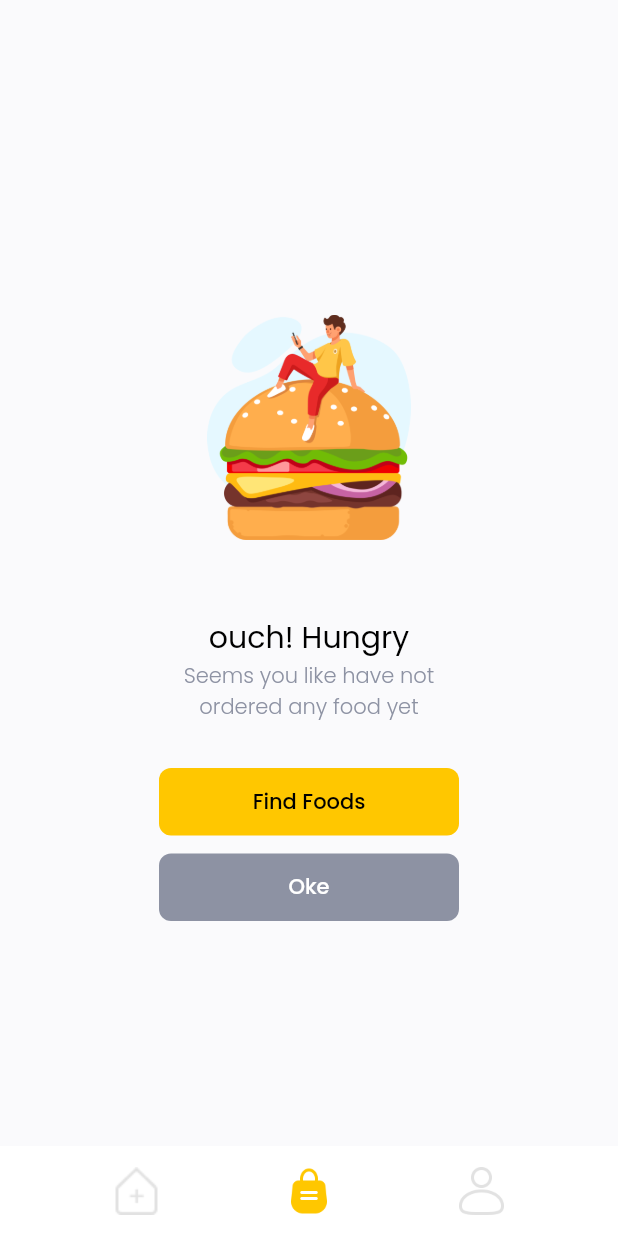
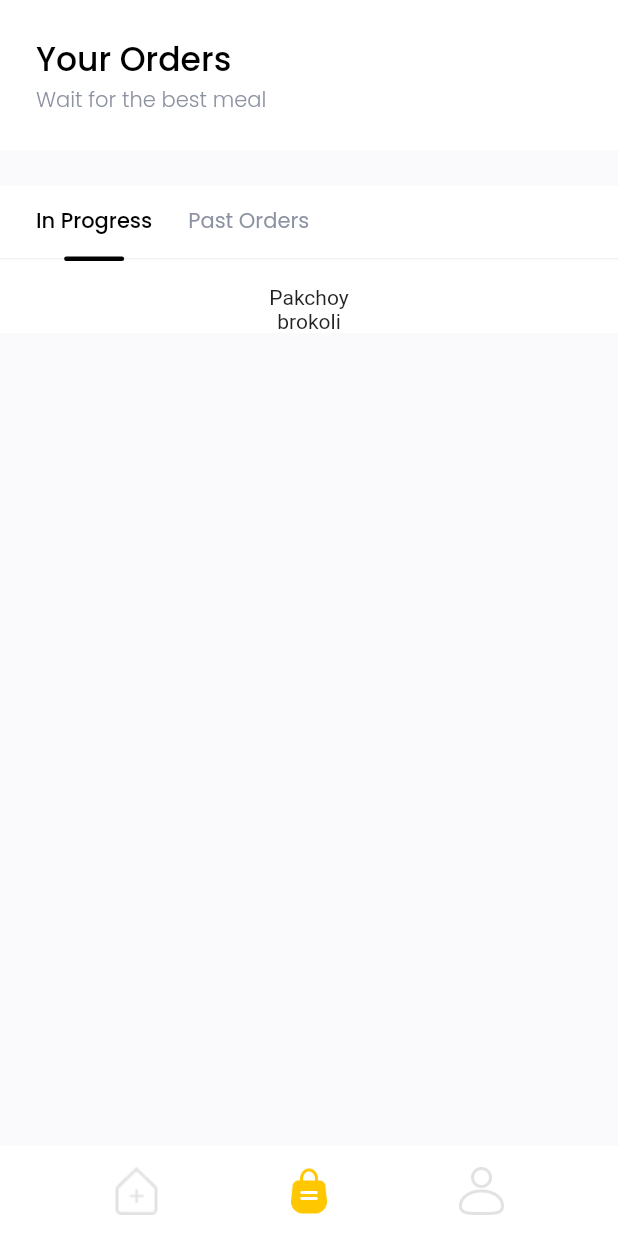
Before and after one commit to aldinurhanudin/Midtrans, a Flutter app: the MainPage screen opened directly, swiped to page 2, on a phone screen of 412 x 824 dp. Run offline on Flutter 3.47's test engine with Material 2 defaults, Android fonts, the phone set to English and light mode, and no system bars; our stand-ins replace dropdown_button2, equatable, flutter_spinkit, get, google_fonts, material_design_icons_flutter and 1 more; missing offline and left inert: colours; network calls fail.

Commit message:
orderhistorypagepart1

```diff
--- a/vmart/lib/main.dart
+++ b/vmart/lib/main.dart
@@ -12,7 +12,7 @@
   Widget build(BuildContext context) {
     return GetMaterialApp(
       debugShowCheckedModeBanner: false,
-      home: SuccessSignUpPage(),
+      home: MainPage(),
     );
   }
 }
--- a/vmart/lib/ui/pages/main_page.dart
+++ b/vmart/lib/ui/pages/main_page.dart
@@ -34,15 +34,7 @@
                 child: FoodPage(),
               ),
               Center(
-                child: IllustrationPage(
-                  title: 'ouch! Hungry',
-                  subtitle: 'Seems you like have not\nordered any food yet',
-                  picturePath: 'assets/love_burger.png',
-                  buttonTap1: () {},
-                  buttonTitle1: 'Find Foods',
-                  buttonTap2: () {},
-                  buttonTitle2: 'Oke',
-                ),
+                child: OrderHistoryPage(),
               ),
               Center(
                 child: Text("Profile"),
--- /dev/null
+++ b/vmart/lib/ui/pages/order_history_page.dart
@@ -0,0 +1,89 @@
+part of 'pages.dart';
+
+class OrderHistoryPage extends StatelessWidget {
+  int selectedIndex = 0;
+  List<Transaction> inProgress =
+      // [];
+      mockTransaction
+          .where((element) =>
+              element.status == TransactionStatus.delivered ||
+              element.status == TransactionStatus.pending)
+          .toList();
+  List<Transaction> past =
+      // [];
+      mockTransaction
+          .where((element) =>
+              element.status == TransactionStatus.delivered ||
+              element.status == TransactionStatus.cancelled)
+          .toList();
+  @override
+  Widget build(BuildContext context) {
+    if (inProgress.length == 0 && past.length == 0) {
+      return IllustrationPage(
+        title: 'ouch! Hungry',
+        subtitle: 'Seems you like have not\nordered any food yet',
+        picturePath: 'assets/love_burger.png',
+        buttonTap1: () {},
+        buttonTitle1: 'Find Foods',
+      );
+    } else {
+      return ListView(
+        children: [
+          Column(
+            children: [
+              //// Header
+              Container(
+                height: 100,
+                width: double.infinity,
+                margin: EdgeInsets.only(bottom: defaultMargin),
+                padding: EdgeInsets.symmetric(horizontal: defaultMargin),
+                color: Colors.white,
+                child: Column(
+                  crossAxisAlignment: CrossAxisAlignment.start,
+                  mainAxisAlignment: MainAxisAlignment.center,
+                  children: [
+                    Text(
+                      'Your Orders',
+                      style: blackFontStyle1,
+                    ),
+                    Text(
+                      'Wait for the best meal',
+                      style:
+                          greyFontStyle.copyWith(fontWeight: FontWeight.w300),
+                    )
+                  ],
+                ),
+              ),
+              //// body
+              Container(
+                  width: double.infinity,
+                  color: Colors.white,
+                  child: Column(
+                    children: [
+                      CustomTabBar(
+                          titles: ['In Progress', 'Past Orders'],
+                          selectedIndex: selectedIndex,
+                          onTap: (index) {
+                            setState(() {
+                              selectedIndex = index;
+                            });
+                          }),
+                      SizedBox(
+                        height: 16,
+                      ),
+                      Column(
+                        children: (selectedIndex == 0 ? inProgress : past)
+                            .map((e) => Text(e.food!.name))
+                            .toList(),
+                      ),
+                    ],
+                  )),
+            ],
+          ),
+        ],
+      );
+    }
+  }
+
+  void setState(Null Function() param0) {}
+}
--- a/vmart/lib/ui/pages/pages.dart
+++ b/vmart/lib/ui/pages/pages.dart
@@ -26,3 +26,4 @@
 part 'illustration_page.dart';
 part 'success_order_page.dart';
 part 'success_sign_up_page.dart';
+part 'order_history_page.dart';
```
